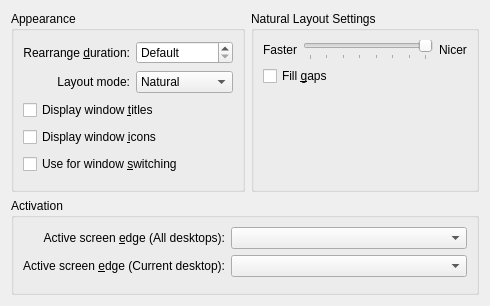
Above: effects/presentwindows_config.ui from KDE/kwin before the change. Below: the same form after it.
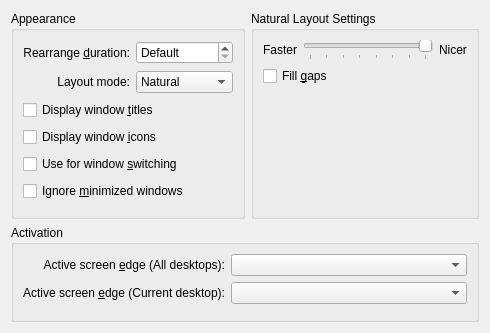
That is the form after the change. Custom widgets are drawn as their Qt base class.

Commit message: Added option to hide minimized windows in the present windows effect. Patch by Bart Cerneels.

```diff
--- a/effects/presentwindows_config.ui
+++ b/effects/presentwindows_config.ui
@@ -6,7 +6,7 @@
     <x>0</x>
     <y>0</y>
     <width>474</width>
-    <height>306</height>
+    <height>333</height>
    </rect>
   </property>
   <layout class="QGridLayout" name="gridLayout" >
@@ -113,6 +113,13 @@
         </property>
        </widget>
       </item>
+      <item row="5" column="0" colspan="2" >
+       <widget class="QCheckBox" name="ignoreMinimizedBox" >
+        <property name="text" >
+         <string>Ignore &amp;minimized windows</string>
+        </property>
+       </widget>
+      </item>
      </layout>
     </widget>
    </item>
```
Left out of the diff: 1 changed line with no effect on the pictures. The commit also changes 3 other files.
